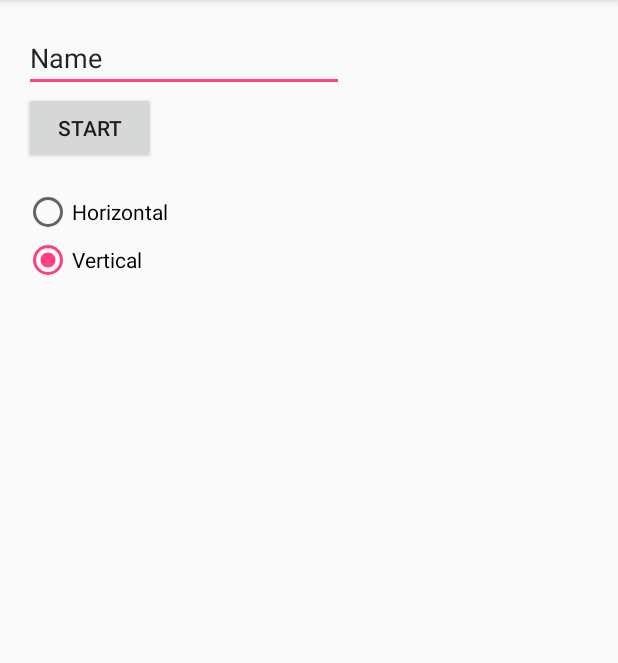
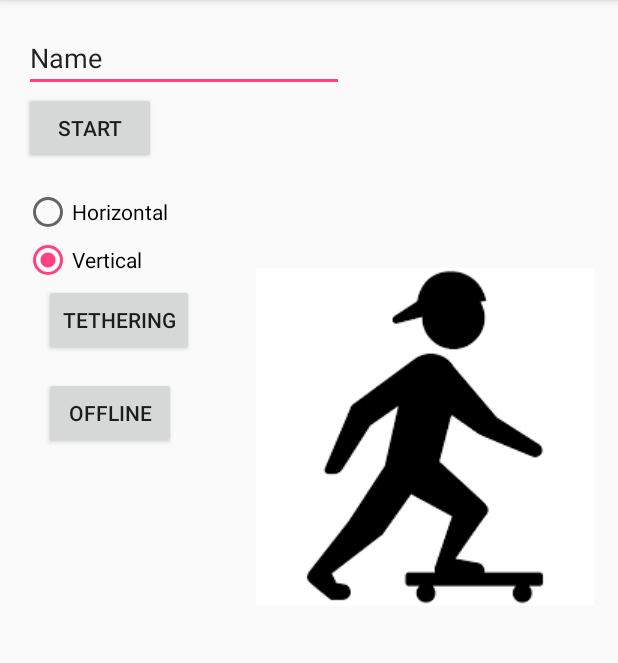
Before and after one commit to masiek93/AFirstApp, an Android app: the screen it shows after launch (MainActivity), on a phone screen of 412 x 824 dp, the part 84-747 px from its top. Run offline under Robolectric (Android 15) with nearby library versions, the phone set to English and light mode, and no system bars.

Commit message:
[Vogella introduction 13.4] image and buttons to change image added

```diff
--- a/app/src/main/java/com/tomaszbartnik/firstapp/MainActivity.java
+++ b/app/src/main/java/com/tomaszbartnik/firstapp/MainActivity.java
@@ -6,6 +6,7 @@ import android.os.Bundle;
 import android.util.Log;
 import android.view.View;
 import android.widget.EditText;
+import android.widget.ImageView;
 import android.widget.LinearLayout;
 import android.widget.RadioGroup;
 import android.widget.Toast;
@@ -41,4 +42,12 @@ public class MainActivity extends AppCompatActivity {
                 Toast.LENGTH_LONG).show();*/
     }
 
+    public void onClickButton2 (View view) {
+        ImageView imageView = (ImageView) findViewById(R.id.myicon);
+        imageView.setImageResource(R.drawable.ic_tethering);
+    }
+    public void onClickButton3 (View view) {
+        ImageView imageView = (ImageView) findViewById(R.id.myicon);
+        imageView.setImageResource(R.drawable.ic_offline);
+    }
 }
--- a/app/src/main/res/layout/activity_main.xml
+++ b/app/src/main/res/layout/activity_main.xml
@@ -1,6 +1,7 @@
 <?xml version="1.0" encoding="utf-8"?>
 <RelativeLayout xmlns:android="http://schemas.android.com/apk/res/android"
-    xmlns:tools="http://schemas.android.com/tools"
+                xmlns:app="http://schemas.android.com/apk/res-auto"
+                xmlns:tools="http://schemas.android.com/tools"
     android:layout_width="match_parent"
     android:layout_height="match_parent"
     android:paddingBottom="@dimen/activity_vertical_margin"
@@ -54,4 +55,41 @@
             android:text="Vertical" >
         </RadioButton>
     </RadioGroup>
+
+    <Button
+        android:text="Tethering"
+        android:layout_width="wrap_content"
+        android:layout_height="wrap_content"
+        android:layout_below="@+id/orientation"
+        android:layout_alignParentLeft="true"
+        android:layout_alignParentStart="true"
+        android:layout_marginLeft="13dp"
+        android:layout_marginStart="13dp"
+        android:id="@+id/button2"
+        android:onClick="onClickButton2"
+        />
+
+    <ImageView
+        android:layout_width="wrap_content"
+        android:layout_height="wrap_content"
+        app:srcCompat="@drawable/ic_offline"
+        android:layout_marginTop="53dp"
+        android:id="@+id/myicon"
+        android:layout_alignTop="@+id/orientation"
+        android:layout_alignParentRight="true"
+        android:layout_alignParentEnd="true"
+        android:src="@drawable/ic_offline"
+        />
+
+    <Button
+        android:text="Offline"
+        android:layout_width="wrap_content"
+        android:layout_height="wrap_content"
+        android:layout_below="@+id/button2"
+        android:layout_alignLeft="@+id/button2"
+        android:layout_alignStart="@+id/button2"
+        android:layout_marginTop="14dp"
+        android:id="@+id/button3"
+        android:onClick="onClickButton3"
+        />
 </RelativeLayout>
```
Also changed, not shown: app/src/main/res/drawable/ic_offline.jpg (added), app/src/main/res/drawable/ic_tethering.jpg (added).
